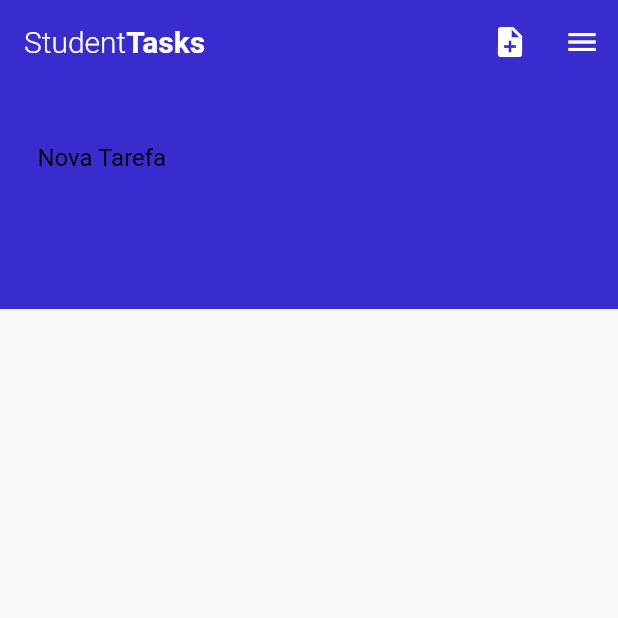
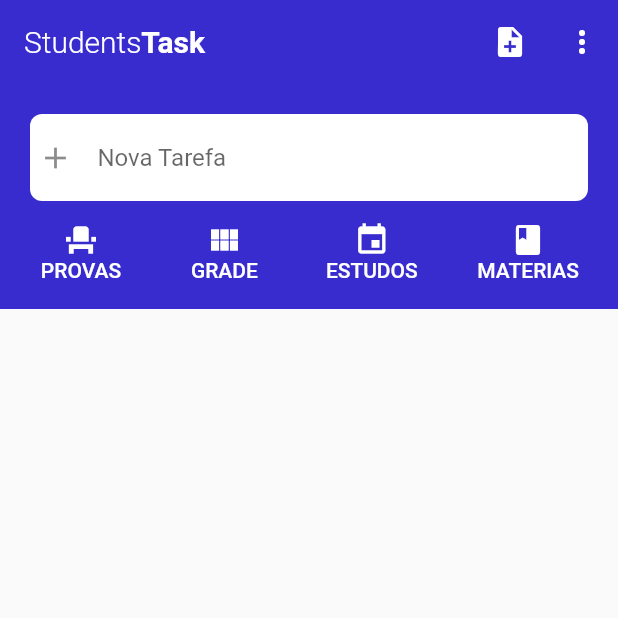
Before and after one commit to simaopedros/Student-Tasks, a Flutter app: the screen it shows after launch, on a phone screen of 412 x 824 dp, the top half of it. Run offline on Flutter 3.47's test engine with Material 2 defaults, Android fonts, the phone set to English and light mode, and no system bars; our stand-ins replace google_fonts.

Commit message:
menu superior

```diff
--- a/lib/src/pages/home_page.dart
+++ b/lib/src/pages/home_page.dart
@@ -7,77 +7,126 @@ class HomePage extends StatelessWidget {
   @override
   Widget build(BuildContext context) {
     return Scaffold(
-      body: SingleChildScrollView(
+        appBar: _appBar(),
+        body: SingleChildScrollView(
+          child: Column(
+            children: <Widget>[
+              _barraSuperior(),
+            ],
+          ),
+        ));
+  }
+
+  AppBar _appBar(){
+    return AppBar(
+          title: Row(
+            children: <Widget>[
+              Text("Students", style: GoogleFonts.roboto(fontWeight: FontWeight.w300)),
+              Text("Task", style: GoogleFonts.roboto(fontWeight: FontWeight.bold),),
+            ],
+          ),
+          backgroundColor: Color.fromRGBO(57, 44, 206, 1.0),
+          elevation: 0.0,
+          actions: <Widget>[
+            IconButton(
+              onPressed: (){},
+                icon: Icon(
+              Icons.note_add,
+              color: Colors.white,
+            )),
+            IconButton(
+              onPressed: (){},
+                icon: Icon(
+              Icons.more_vert,
+              color: Colors.white,
+            ))
+          ],
+        );
+  }
+
+
+  Widget _barraSuperior() {
+    return Container(
+      height: 150.0,
+      width: double.infinity,
+      color: Color.fromRGBO(57, 44, 206, 1.0),
+      child: SafeArea(
         child: Column(
           children: <Widget>[
-            _appBar(),
-            _headerAdd()
+            SizedBox(height: 20.0,),
+            Container(
+              decoration: BoxDecoration(
+                borderRadius: BorderRadius.circular(8.0),
+                color: Colors.white,
+              ),
+              padding: EdgeInsets.all(5.0),
+              margin: EdgeInsets.symmetric(horizontal: 20.0),
+
+              child: TextField(
+                decoration: InputDecoration(
+                  hintText: "Nova Tarefa",
+                  icon: Icon(Icons.add),
+                  border: InputBorder.none
+                ),
+              ),
+            ),
+            _menuSuperios(),
           ],
-        ),
+        )
       ),
     );
   }
 
-  Widget _appBar() {
-    return AppBar(
-      elevation: 0.0,
-      backgroundColor: Color.fromRGBO(57, 44, 206, 1.0),
-      title: _titulo(),
-      actions: <Widget>[
-        IconButton(
-          icon: Icon(
-            Icons.note_add,
-            color: Colors.white,
+  Widget _menuSuperios(){
+    return Container(
+      padding: EdgeInsets.all(10.0),
+      child: Row(
+        mainAxisAlignment: MainAxisAlignment.spaceBetween,
+        children: <Widget>[
+          FlatButton(
+            onPressed: (){},
+            child: Column(
+              children: <Widget>[
+                Icon(Icons.event_seat, color: Colors.white,),
+                Text("PROVAS", style: TextStyle(color: Colors.white),)
+              ],
+            )
           ),
-          onPressed: () {},
-        ),
-        IconButton(
-          icon: Icon(
-            Icons.menu,
-            color: Colors.white,
+
+          FlatButton(
+            onPressed: (){},
+            child: Column(
+              children: <Widget>[
+                Icon(Icons.view_module, color: Colors.white,),
+                Text("GRADE", style: TextStyle(color: Colors.white),)
+              ],
+            )
           ),
-          onPressed: () {},
-        )
-      ],
+
+          FlatButton(
+            onPressed: (){},
+            child: Column(
+              children: <Widget>[
+                Icon(Icons.insert_invitation, color: Colors.white,),
+                Text("ESTUDOS", style: TextStyle(color: Colors.white),)
+              ],
+            )
+          ),
+
+          FlatButton(
+            onPressed: (){},
+            child: Column(
+              children: <Widget>[
+                Icon(Icons.book, color: Colors.white,),
+                Text("MATERIAS", style: TextStyle(color: Colors.white),)
+              ],
+            )
+          ),
+        ],
+      ),
     );
   }
 
-  Widget _titulo() {
-    return Row(
-      children: <Widget>[
-        Text(
-          "Student",
-          style: GoogleFonts.roboto(fontWeight: FontWeight.w300),
-        ),
-        Text(
-          "Tasks",
-          style: GoogleFonts.roboto(fontWeight: FontWeight.bold),
-        )
-      ],
-    );
-  }
 
-  Widget _headerAdd() {
-    return Container(
-      height: 150.0,
-      width: double.infinity,
-      color: Color.fromRGBO(57, 44, 206, 1.0),
-      child: Column(
-        children: <Widget>[
-          Padding(
-            padding: EdgeInsets.all(25.0),
-            child: TextFormField(
-              style: TextStyle(color: Colors.black),
-              initialValue: "Nova Tarefa",
-              decoration: InputDecoration(
-                border: InputBorder.none,
-              ),
 
-            ),
-          ),
-        ],
-      ),
-
-    );
-  }
 }
```
